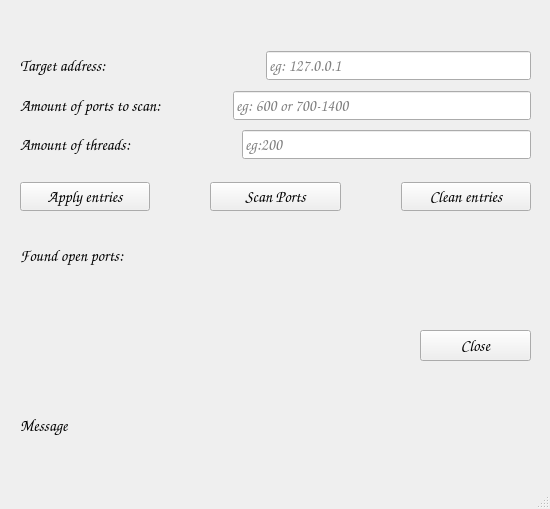
This is App_main/UI/ports_scan.ui in piotrekgelert/port-scanner as Qt 5 draws it before an edit. The edited form follows.
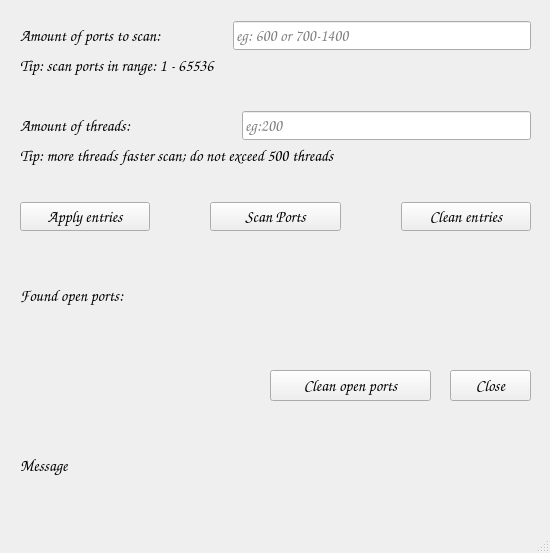
This is the edited form.

Commit message: rearange scanner py and add limitations to ports and threads

```diff
--- a/App_main/UI/ports_scan.ui
+++ b/App_main/UI/ports_scan.ui
@@ -7,7 +7,7 @@
     <x>0</x>
     <y>0</y>
     <width>550</width>
-    <height>509</height>
+    <height>553</height>
    </rect>
   </property>
   <property name="font">
@@ -20,24 +20,11 @@
    <string>Port Scanner</string>
   </property>
   <widget class="QWidget" name="centralwidget">
-   <widget class="QPushButton" name="pb_cancel">
-    <property name="geometry">
-     <rect>
-      <x>420</x>
-      <y>330</y>
-      <width>111</width>
-      <height>31</height>
-     </rect>
-    </property>
-    <property name="text">
-     <string>Close</string>
-    </property>
-   </widget>
    <widget class="QLabel" name="lb_message">
     <property name="geometry">
      <rect>
       <x>20</x>
-      <y>380</y>
+      <y>420</y>
       <width>531</width>
       <height>91</height>
      </rect>
@@ -50,7 +37,7 @@
     <property name="geometry">
      <rect>
       <x>20</x>
-      <y>280</y>
+      <y>320</y>
       <width>510</width>
       <height>31</height>
      </rect>
@@ -66,7 +53,7 @@
     <property name="geometry">
      <rect>
       <x>20</x>
-      <y>240</y>
+      <y>280</y>
       <width>141</width>
       <height>31</height>
      </rect>
@@ -79,41 +66,12 @@
     <property name="geometry">
      <rect>
       <x>20</x>
-      <y>50</y>
+      <y>20</y>
       <width>511</width>
       <height>31</height>
      </rect>
     </property>
-    <layout class="QGridLayout" name="gridLayout">
-     <property name="horizontalSpacing">
-      <number>159</number>
-     </property>
-     <item row="0" column="0">
-      <widget class="QLabel" name="lb_target_port">
-       <property name="text">
-        <string>Target address:</string>
-       </property>
-      </widget>
-     </item>
-     <item row="0" column="1">
-      <widget class="QLineEdit" name="le_target_port">
-       <property name="placeholderText">
-        <string>eg: 127.0.0.1</string>
-       </property>
-      </widget>
-     </item>
-    </layout>
-   </widget>
-   <widget class="QWidget" name="layoutWidget">
-    <property name="geometry">
-     <rect>
-      <x>20</x>
-      <y>90</y>
-      <width>511</width>
-      <height>31</height>
-     </rect>
-    </property>
-    <layout class="QGridLayout" name="gridLayout_2">
+    <layout class="QGridLayout" name="gl_scanned_ports">
      <property name="horizontalSpacing">
       <number>71</number>
      </property>
@@ -137,12 +95,12 @@
     <property name="geometry">
      <rect>
       <x>20</x>
-      <y>129</y>
+      <y>110</y>
       <width>511</width>
       <height>31</height>
      </rect>
     </property>
-    <layout class="QGridLayout" name="gridLayout_3">
+    <layout class="QGridLayout" name="gl_threads_quantity">
      <property name="horizontalSpacing">
       <number>111</number>
      </property>
@@ -166,12 +124,12 @@
     <property name="geometry">
      <rect>
       <x>20</x>
-      <y>180</y>
+      <y>200</y>
       <width>511</width>
       <height>33</height>
      </rect>
     </property>
-    <layout class="QGridLayout" name="gridLayout_4">
+    <layout class="QGridLayout" name="gl_scan_buttons">
      <property name="horizontalSpacing">
       <number>60</number>
      </property>
@@ -198,6 +156,64 @@
      </item>
     </layout>
    </widget>
+   <widget class="QPushButton" name="pb_cancel">
+    <property name="geometry">
+     <rect>
+      <x>450</x>
+      <y>370</y>
+      <width>81</width>
+      <height>31</height>
+     </rect>
+    </property>
+    <property name="text">
+     <string>Close</string>
+    </property>
+   </widget>
+   <widget class="QPushButton" name="pb_clean_ports">
+    <property name="geometry">
+     <rect>
+      <x>270</x>
+      <y>370</y>
+      <width>161</width>
+      <height>31</height>
+     </rect>
+    </property>
+    <property name="sizePolicy">
+     <sizepolicy hsizetype="Minimum" vsizetype="Fixed">
+      <horstretch>0</horstretch>
+      <verstretch>0</verstretch>
+     </sizepolicy>
+    </property>
+    <property name="text">
+     <string>Clean open ports</string>
+    </property>
+   </widget>
+   <widget class="QLabel" name="lb_scanned_ports_tip">
+    <property name="geometry">
+     <rect>
+      <x>20</x>
+      <y>50</y>
+      <width>511</width>
+      <height>31</height>
+     </rect>
+    </property>
+    <property name="text">
+     <string>Tip: scan ports in range: 1 - 65536</string>
+    </property>
+   </widget>
+   <widget class="QLabel" name="lb_threads_tip">
+    <property name="geometry">
+     <rect>
+      <x>20</x>
+      <y>140</y>
+      <width>511</width>
+      <height>31</height>
+     </rect>
+    </property>
+    <property name="text">
+     <string>Tip: more threads faster scan; do not exceed 500 threads</string>
+    </property>
+   </widget>
   </widget>
   <widget class="QStatusBar" name="statusbar"/>
  </widget>
```
Left out of the diff: 2 changed lines with no effect on the pictures. The commit also changes 6 other files.
